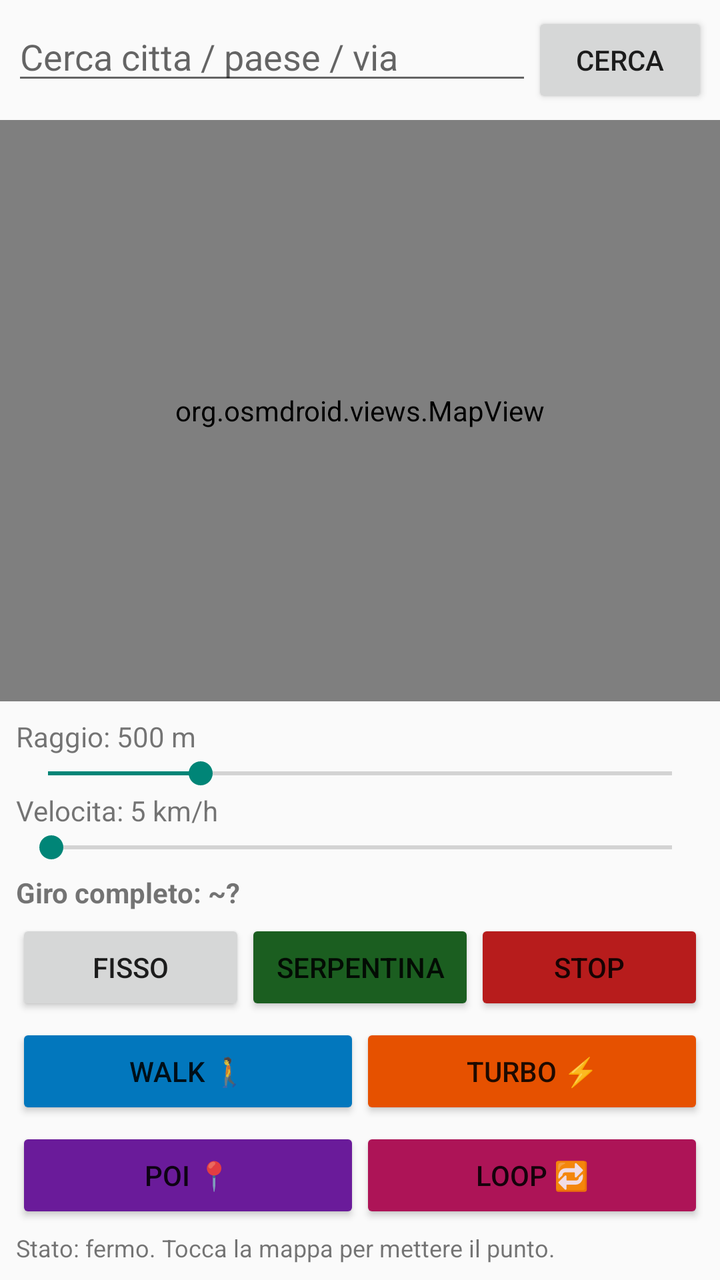
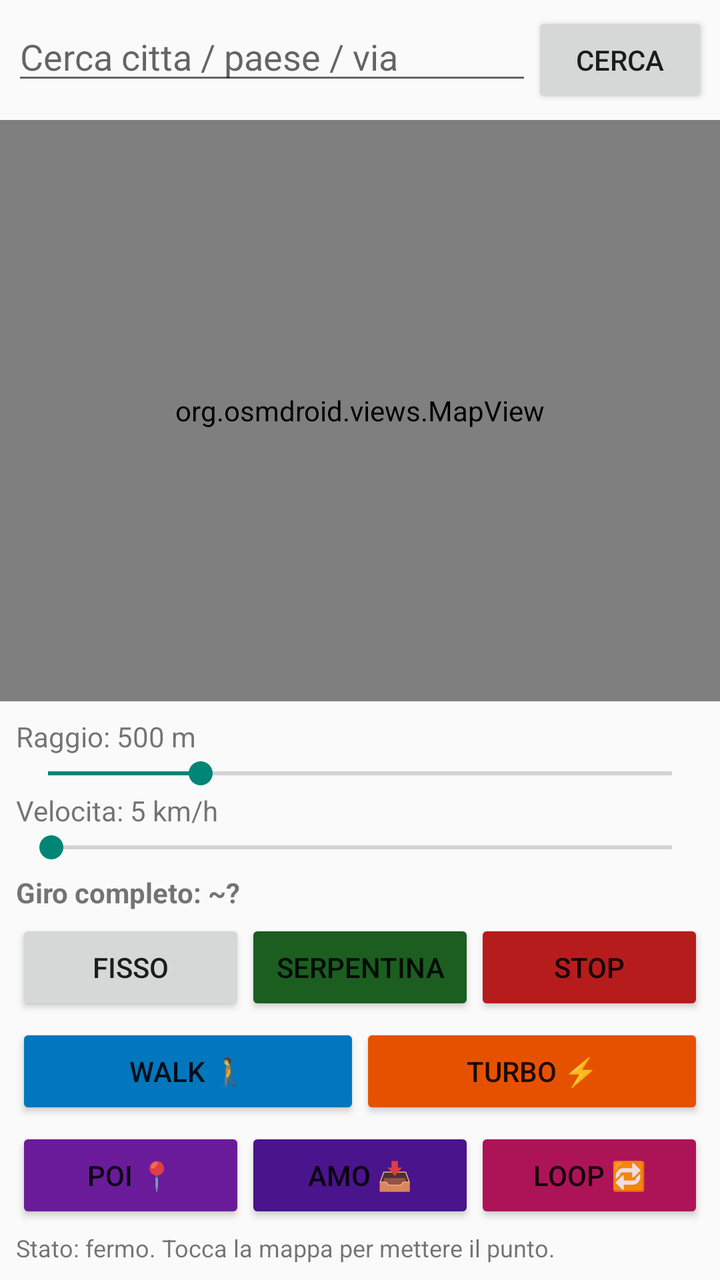

Screens rendered from an Android XML layout before and after an edit, with the pre-edit source and the edit as a unified diff.
<!-- AndroidManifest.xml: application theme android:Theme.Material.Light -->
<!-- res/layout/activity_main.xml -->
<?xml version="1.0" encoding="utf-8"?>
<LinearLayout xmlns:android="http://schemas.android.com/apk/res/android"
    android:layout_width="match_parent"
    android:layout_height="match_parent"
    android:orientation="vertical">

    
    <LinearLayout
        android:layout_width="match_parent"
        android:layout_height="wrap_content"
        android:orientation="horizontal"
        android:padding="6dp">

        <EditText
            android:id="@+id/searchInput"
            android:layout_width="0dp"
            android:layout_height="wrap_content"
            android:layout_weight="1"
            android:hint="Cerca citta / paese / via"
            android:imeOptions="actionSearch"
            android:inputType="text"
            android:maxLines="1" />

        <Button
            android:id="@+id/searchButton"
            android:layout_width="wrap_content"
            android:layout_height="wrap_content"
            android:text="Cerca" />
    </LinearLayout>

    
    <org.osmdroid.views.MapView
        android:id="@+id/map"
        android:layout_width="match_parent"
        android:layout_height="0dp"
        android:layout_weight="1" />

    
    <LinearLayout
        android:layout_width="match_parent"
        android:layout_height="wrap_content"
        android:orientation="vertical"
        android:padding="8dp">

        <TextView
            android:id="@+id/radiusLabel"
            android:layout_width="match_parent"
            android:layout_height="wrap_content"
            android:text="Raggio: 500 m" />

        <SeekBar
            android:id="@+id/radiusSeek"
            android:layout_width="match_parent"
            android:layout_height="wrap_content"
            android:max="1000"
            android:progress="245" />

        <TextView
            android:id="@+id/speedLabel"
            android:layout_width="match_parent"
            android:layout_height="wrap_content"
            android:text="Velocita: 5 km/h" />

        <SeekBar
            android:id="@+id/speedSeek"
            android:layout_width="match_parent"
            android:layout_height="wrap_content"
            android:max="1000"
            android:progress="5" />

        <TextView
            android:id="@+id/etaLabel"
            android:layout_width="match_parent"
            android:layout_height="wrap_content"
            android:text="Giro completo: ~?"
            android:textStyle="bold"
            android:paddingTop="4dp" />

        <LinearLayout
            android:layout_width="match_parent"
            android:layout_height="wrap_content"
            android:orientation="horizontal"
            android:paddingTop="4dp">

            <Button
                android:id="@+id/fixedButton"
                android:layout_width="0dp"
                android:layout_height="wrap_content"
                android:layout_weight="1"
                android:text="Fisso" />

            <Button
                android:id="@+id/roamButton"
                android:layout_width="0dp"
                android:layout_height="wrap_content"
                android:layout_weight="1"
                android:text="Serpentina"
                android:backgroundTint="#1B5E20" />

            <Button
                android:id="@+id/stopButton"
                android:layout_width="0dp"
                android:layout_height="wrap_content"
                android:layout_weight="1"
                android:text="STOP"
                android:backgroundTint="#B71C1C" />
        </LinearLayout>

        <LinearLayout
            android:layout_width="match_parent"
            android:layout_height="wrap_content"
            android:orientation="horizontal"
            android:paddingTop="4dp">

            <Button
                android:id="@+id/walkButton"
                android:layout_width="0dp"
                android:layout_height="wrap_content"
                android:layout_weight="1"
                android:text="WALK 🚶"
                android:backgroundTint="#0277BD" />

            <Button
                android:id="@+id/turboButton"
                android:layout_width="0dp"
                android:layout_height="wrap_content"
                android:layout_weight="1"
                android:text="TURBO ⚡"
                android:backgroundTint="#E65100" />
        </LinearLayout>

        <LinearLayout
            android:layout_width="match_parent"
            android:layout_height="wrap_content"
            android:orientation="horizontal"
            android:paddingTop="4dp">

            <Button
                android:id="@+id/poiButton"
                android:layout_width="0dp"
                android:layout_height="wrap_content"
                android:layout_weight="1"
                android:text="POI 📍"
                android:backgroundTint="#6A1B9A" />

            <Button
                android:id="@+id/poiLoopButton"
                android:layout_width="0dp"
                android:layout_height="wrap_content"
                android:layout_weight="1"
                android:text="LOOP 🔁"
                android:backgroundTint="#AD1457" />
        </LinearLayout>

        <TextView
            android:id="@+id/statusText"
            android:layout_width="match_parent"
            android:layout_height="wrap_content"
            android:text="Stato: fermo. Tocca la mappa per mettere il punto."
            android:textSize="12sp"
            android:paddingTop="4dp" />
    </LinearLayout>
</LinearLayout>
<!-- resources referenced by this layout -->
<resources>

</resources>

<!-- the commit's change to res/layout/activity_main.xml (unified diff, before → after) -->
@@ -144,6 +144,14 @@
                 android:backgroundTint="#6A1B9A" />
 
             <Button
+                android:id="@+id/amoPoiButton"
+                android:layout_width="0dp"
+                android:layout_height="wrap_content"
+                android:layout_weight="1"
+                android:text="AMO 📥"
+                android:backgroundTint="#4A148C" />
+
+            <Button
                 android:id="@+id/poiLoopButton"
                 android:layout_width="0dp"
                 android:layout_height="wrap_content"
